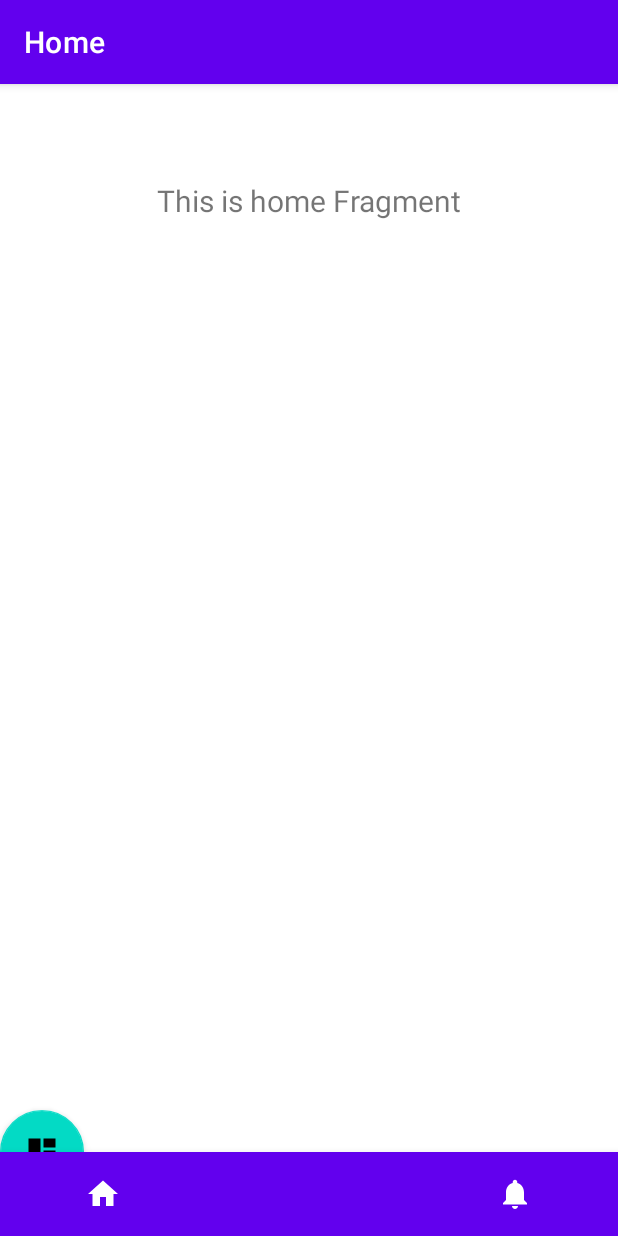
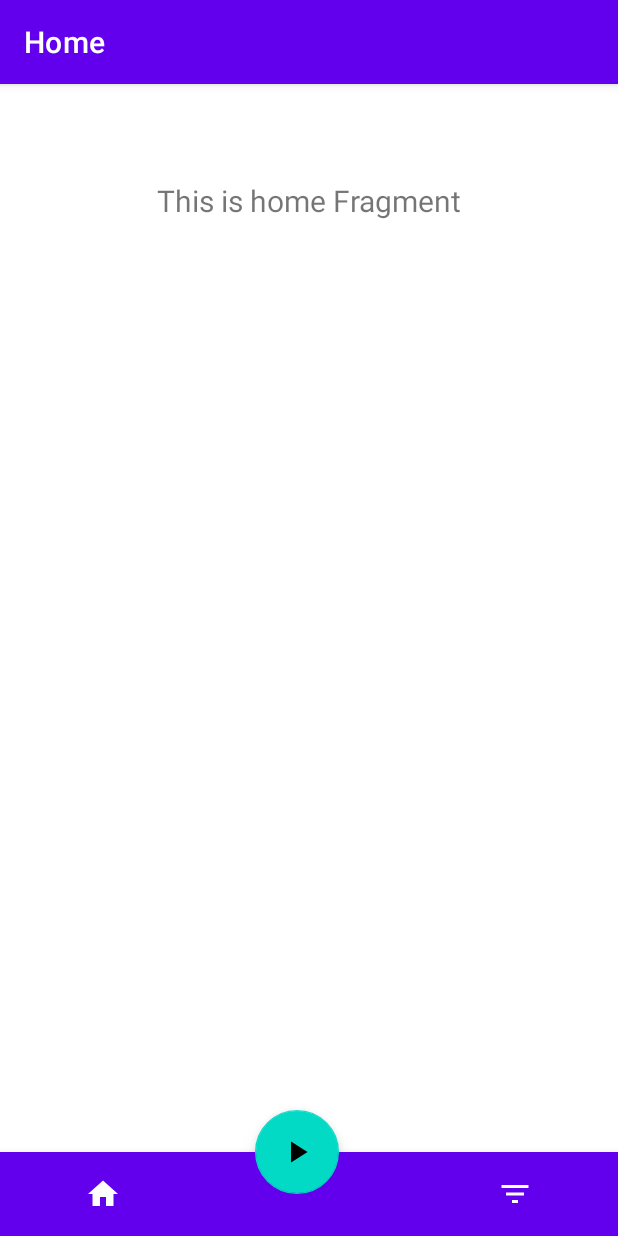
Before and after one commit to dmitriykargashin/Amazon_relay_autobooker_cardamon, an Android app: the screen it shows after launch (MainActivity), on a phone screen of 412 x 824 dp. Run offline under Robolectric (Android 15) with nearby library versions, the phone set to English and light mode, and no system bars; our stand-ins replace navigation-ui.

Commit message:
Bottom menu ready

```diff
--- a/app/src/main/java/com/cardamon/amazonrelaybookercardamon/MainActivity.kt
+++ b/app/src/main/java/com/cardamon/amazonrelaybookercardamon/MainActivity.kt
@@ -13,7 +13,7 @@ class MainActivity : AppCompatActivity() {
     override fun onCreate(savedInstanceState: Bundle?) {
         super.onCreate(savedInstanceState)
         setContentView(R.layout.activity_main)
-      //  val navView: BottomNavigationView = findViewById(R.id.nav_view)
+        val navView: BottomNavigationView = findViewById(R.id.nav_view)
 
         val navController = findNavController(R.id.nav_host_fragment)
         // Passing each menu ID as a set of Ids because each
@@ -21,6 +21,6 @@ class MainActivity : AppCompatActivity() {
         val appBarConfiguration = AppBarConfiguration(setOf(
                 R.id.navigation_home, R.id.navigation_notifications))
         setupActionBarWithNavController(navController, appBarConfiguration)
-      //  navView.setupWithNavController(navController)
+        navView.setupWithNavController(navController)
     }
 }
--- /dev/null
+++ b/app/src/main/res/drawable/ic_baseline_filter_list_24.xml
@@ -0,0 +1,10 @@
+<vector xmlns:android="http://schemas.android.com/apk/res/android"
+    android:width="24dp"
+    android:height="24dp"
+    android:viewportWidth="24"
+    android:viewportHeight="24"
+    android:tint="?attr/colorControlNormal">
+  <path
+      android:fillColor="@android:color/white"
+      android:pathData="M10,18h4v-2h-4v2zM3,6v2h18L21,6L3,6zM6,13h12v-2L6,11v2z"/>
+</vector>
--- /dev/null
+++ b/app/src/main/res/drawable/ic_baseline_play_arrow_24.xml
@@ -0,0 +1,10 @@
+<vector xmlns:android="http://schemas.android.com/apk/res/android"
+    android:width="24dp"
+    android:height="24dp"
+    android:viewportWidth="24"
+    android:viewportHeight="24"
+    android:tint="?attr/colorControlNormal">
+  <path
+      android:fillColor="@android:color/white"
+      android:pathData="M8,5v14l11,-7z"/>
+</vector>
--- a/app/src/main/res/layout/activity_main.xml
+++ b/app/src/main/res/layout/activity_main.xml
@@ -44,12 +44,16 @@
         app:menu="@menu/bottom_nav_menu" />
 
 
-
     <com.google.android.material.floatingactionbutton.FloatingActionButton
         android:layout_width="wrap_content"
         android:layout_height="wrap_content"
-        app:layout_anchor="@id/nav_view"
-        app:srcCompat="@drawable/ic_dashboard_black_24dp" />
+        android:layout_gravity="center|bottom"
+        android:layout_marginBottom="28dp"
+        android:layout_marginEnd="16dp"
+        android:layout_marginRight="16dp"
+        app:elevation="8dp"
+
+        app:srcCompat="@drawable/ic_baseline_play_arrow_24" />
 
 
 </androidx.coordinatorlayout.widget.CoordinatorLayout>
--- a/app/src/main/res/menu/bottom_nav_menu.xml
+++ b/app/src/main/res/menu/bottom_nav_menu.xml
@@ -6,13 +6,13 @@
         android:id="@+id/navigation_home"
         android:icon="@drawable/ic_home_black_24dp"
         android:title="@string/title_home"
-        app:showAsAction="ifRoom"/>
+      />
 
     <item android:title="" />
     <item
         android:id="@+id/navigation_notifications"
-        android:icon="@drawable/ic_notifications_black_24dp"
+        android:icon="@drawable/ic_baseline_filter_list_24"
         android:title="@string/title_notifications"
-        app:showAsAction="ifRoom"/>
+       />
 
 </menu>
```
